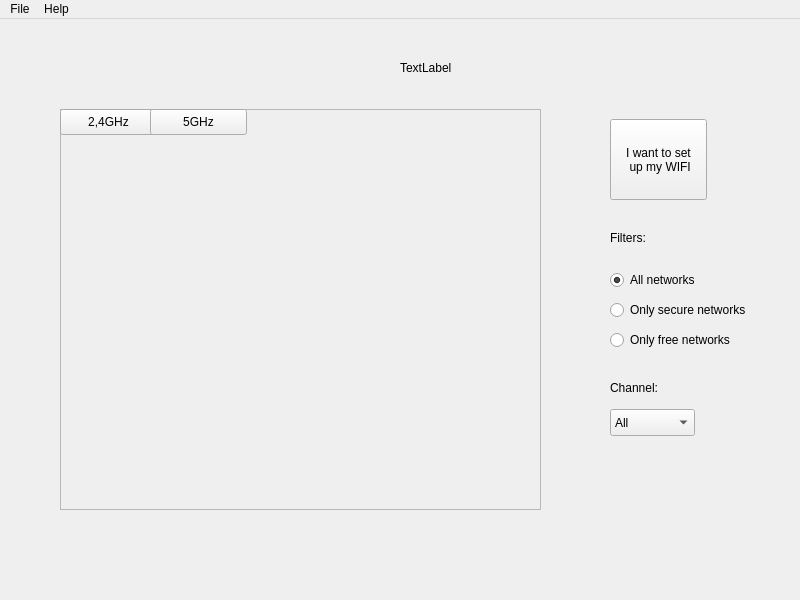
Before: the Qt Designer form ITU/mainwindow.ui in europ/VUTBR-FIT-ITU, drawn with Qt 5.
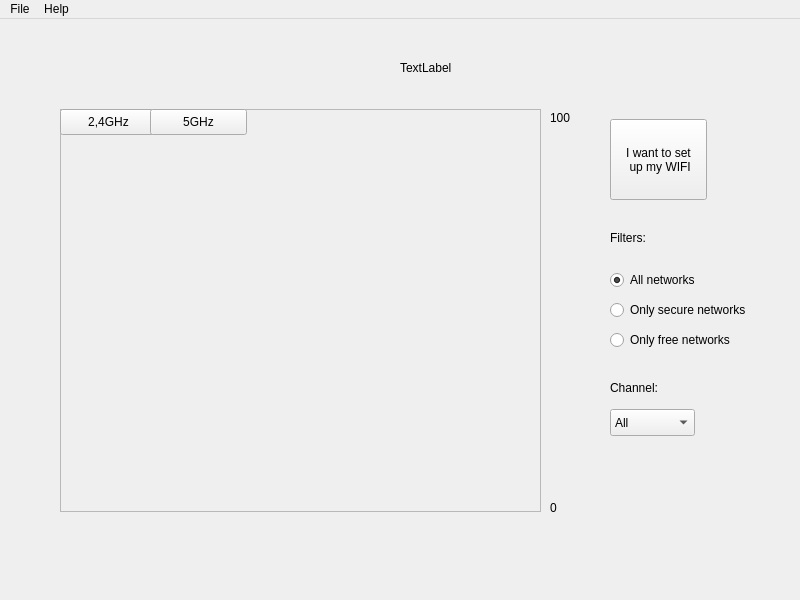
After: the same form once the commit is applied.

```diff
--- a/ITU/mainwindow.ui
+++ b/ITU/mainwindow.ui
@@ -34,7 +34,7 @@
       <x>60</x>
       <y>90</y>
       <width>481</width>
-      <height>401</height>
+      <height>403</height>
      </rect>
     </property>
     <property name="frameShape">
@@ -231,6 +231,32 @@
      <string>TextLabel</string>
     </property>
    </widget>
+   <widget class="QLabel" name="label_4">
+    <property name="geometry">
+     <rect>
+      <x>550</x>
+      <y>480</y>
+      <width>16</width>
+      <height>17</height>
+     </rect>
+    </property>
+    <property name="text">
+     <string>0</string>
+    </property>
+   </widget>
+   <widget class="QLabel" name="label_5">
+    <property name="geometry">
+     <rect>
+      <x>550</x>
+      <y>90</y>
+      <width>31</width>
+      <height>17</height>
+     </rect>
+    </property>
+    <property name="text">
+     <string>100</string>
+    </property>
+   </widget>
   </widget>
   <widget class="QMenuBar" name="menuBar">
    <property name="geometry">
```
